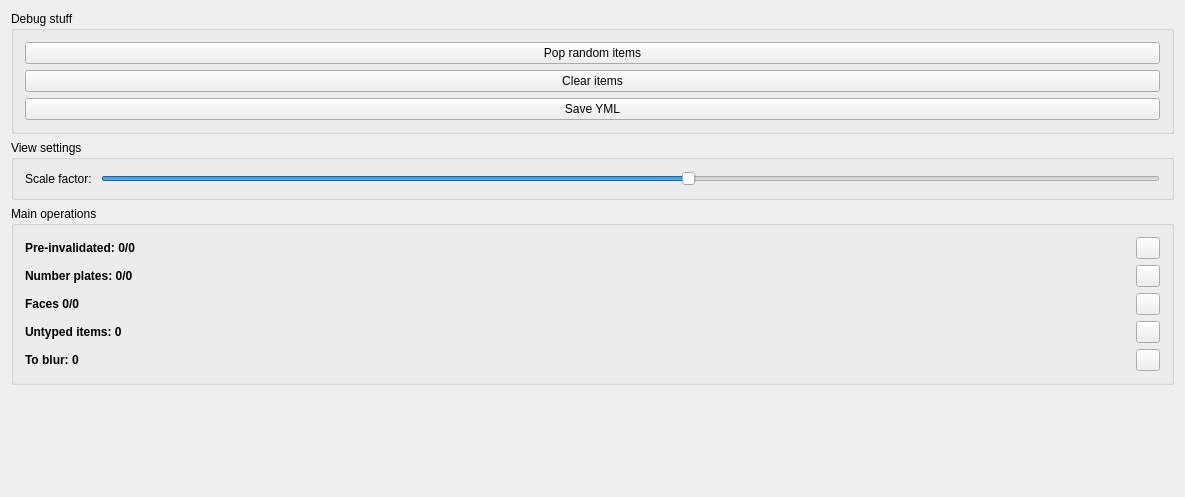
Before: the Qt Designer form ui/mainwindow.ui in 3d4pi/yafdb-validator, drawn with Qt 5.
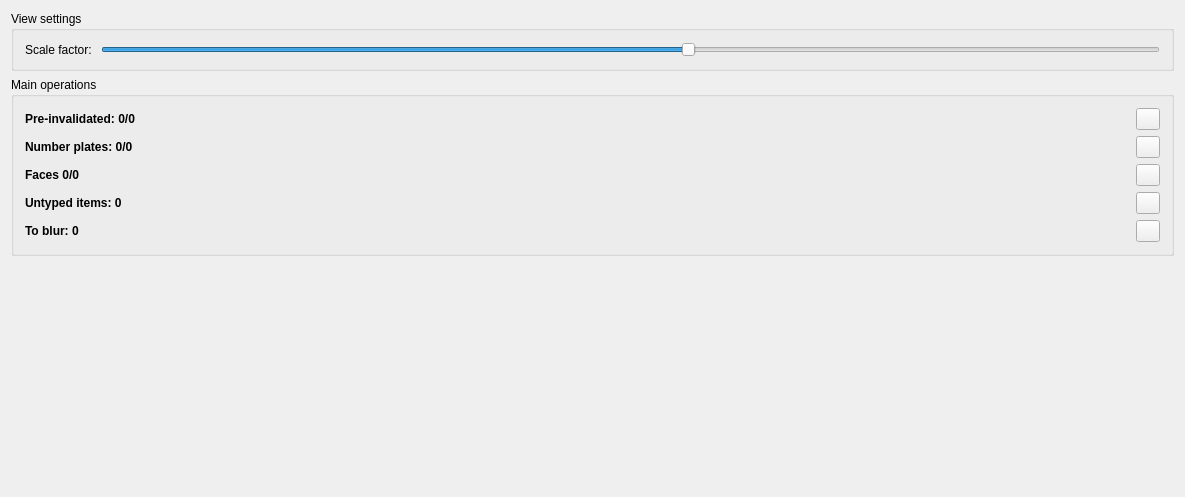
After: the same form once the commit is applied. Icons and pictures are not drawn.

Commit message: Added Esc binding to exit validator Added save dialog on exit

```diff
--- a/ui/mainwindow.ui
+++ b/ui/mainwindow.ui
@@ -38,7 +38,7 @@
     </item>
     <item row="0" column="1">
      <layout class="QGridLayout" name="gridLayout_2">
-      <item row="3" column="6">
+      <item row="2" column="6">
        <widget class="QGroupBox" name="groupBox">
         <property name="title">
          <string>Main operations</string>
@@ -227,7 +227,7 @@
         </layout>
        </widget>
       </item>
-      <item row="8" column="6">
+      <item row="7" column="6">
        <spacer name="verticalSpacer">
         <property name="orientation">
          <enum>Qt::Vertical</enum>
@@ -241,36 +241,6 @@
        </spacer>
       </item>
       <item row="0" column="6">
-       <widget class="QGroupBox" name="groupBox_4">
-        <property name="title">
-         <string>Debug stuff</string>
-        </property>
-        <layout class="QGridLayout" name="gridLayout_7">
-         <item row="2" column="0">
-          <widget class="QPushButton" name="pushButton_3">
-           <property name="text">
-            <string>Save YML</string>
-           </property>
-          </widget>
-         </item>
-         <item row="1" column="0">
-          <widget class="QPushButton" name="pushButton_2">
-           <property name="text">
-            <string>Clear items</string>
-           </property>
-          </widget>
-         </item>
-         <item row="0" column="0">
-          <widget class="QPushButton" name="pushButton">
-           <property name="text">
-            <string>Pop random items</string>
-           </property>
-          </widget>
-         </item>
-        </layout>
-       </widget>
-      </item>
-      <item row="1" column="6">
        <widget class="QGroupBox" name="groupBox_2">
         <property name="title">
          <string>View settings</string>
```
The commit also changes 2 other files.
